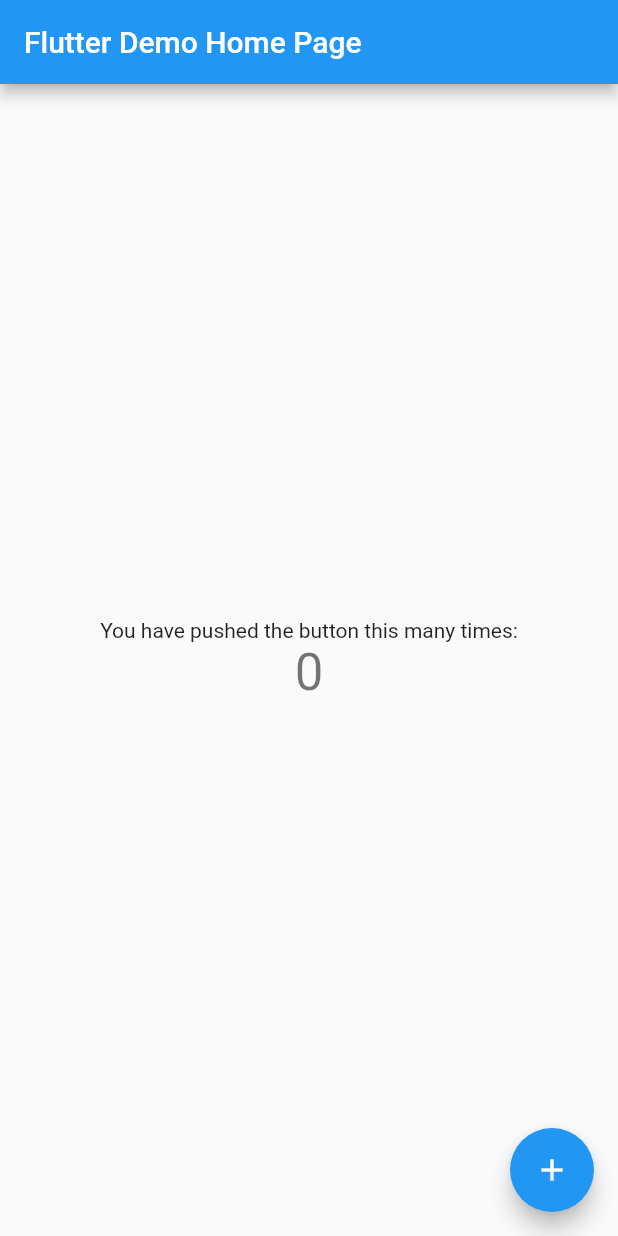
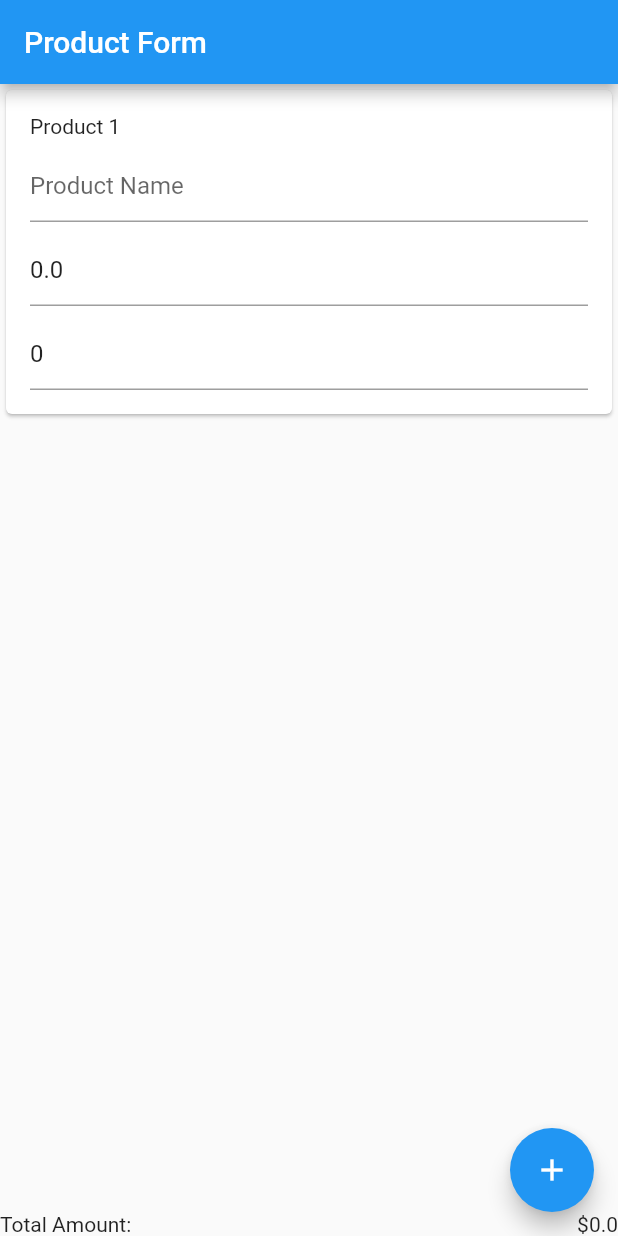
Before and after one commit to hardik17771/dynamic_forms_flutter, a Flutter app: the screen it shows after launch, on a phone screen of 412 x 824 dp. Run offline on Flutter 3.47's test engine with Material 2 defaults, Android fonts, the light colour scheme and no system bars.

Commit message:
created basic dynamic form for total amount

```diff
--- a/lib/main.dart
+++ b/lib/main.dart
@@ -1,115 +1,123 @@
 import 'package:flutter/material.dart';
+void main()=> runApp(ProductForm());
+class Product {
+  String name;
+  double price;
+  int quantity;
 
-void main() {
-  runApp(const MyApp());
+  Product({required this.name, required this.price, required this.quantity});
 }
 
-class MyApp extends StatelessWidget {
-  const MyApp({super.key});
-
-  // This widget is the root of your application.
+class ProductForm extends StatefulWidget {
   @override
-  Widget build(BuildContext context) {
-    return MaterialApp(
-      title: 'Flutter Demo',
-      theme: ThemeData(
-        // This is the theme of your application.
-        //
-        // Try running your application with "flutter run". You'll see the
-        // application has a blue toolbar. Then, without quitting the app, try
-        // changing the primarySwatch below to Colors.green and then invoke
-        // "hot reload" (press "r" in the console where you ran "flutter run",
-        // or simply save your changes to "hot reload" in a Flutter IDE).
-        // Notice that the counter didn't reset back to zero; the application
-        // is not restarted.
-        primarySwatch: Colors.blue,
-      ),
-      home: const MyHomePage(title: 'Flutter Demo Home Page'),
-    );
-  }
+  _ProductFormState createState() => _ProductFormState();
 }
 
-class MyHomePage extends StatefulWidget {
-  const MyHomePage({super.key, required this.title});
+class _ProductFormState extends State<ProductForm> {
+  List<Product> _products = [Product(name: "", price: 0, quantity: 0)];
+  double _totalAmount = 0;
 
-  // This widget is the home page of your application. It is stateful, meaning
-  // that it has a State object (defined below) that contains fields that affect
-  // how it looks.
+  void _updateTotalAmount() {
+    double total = 0;
+    _products.forEach((product) {
+      total += product.price * product.quantity;
+    });
+    setState(() {
+      _totalAmount = total;
+    });
+  }
 
-  // This class is the configuration for the state. It holds the values (in this
-  // case the title) provided by the parent (in this case the App widget) and
-  // used by the build method of the State. Fields in a Widget subclass are
-  // always marked "final".
-
-  final String title;
-
-  @override
-  State<MyHomePage> createState() => _MyHomePageState();
-}
-
-class _MyHomePageState extends State<MyHomePage> {
-  int _counter = 0;
-
-  void _incrementCounter() {
+  void _addProduct() {
     setState(() {
-      // This call to setState tells the Flutter framework that something has
-      // changed in this State, which causes it to rerun the build method below
-      // so that the display can reflect the updated values. If we changed
-      // _counter without calling setState(), then the build method would not be
-      // called again, and so nothing would appear to happen.
-      _counter++;
+      _products.add(Product(name: "", price: 0, quantity: 0));
     });
   }
 
   @override
   Widget build(BuildContext context) {
-    // This method is rerun every time setState is called, for instance as done
-    // by the _incrementCounter method above.
-    //
-    // The Flutter framework has been optimized to make rerunning build methods
-    // fast, so that you can just rebuild anything that needs updating rather
-    // than having to individually change instances of widgets.
-    return Scaffold(
-      appBar: AppBar(
-        // Here we take the value from the MyHomePage object that was created by
-        // the App.build method, and use it to set our appbar title.
-        title: Text(widget.title),
-      ),
-      body: Center(
-        // Center is a layout widget. It takes a single child and positions it
-        // in the middle of the parent.
-        child: Column(
-          // Column is also a layout widget. It takes a list of children and
-          // arranges them vertically. By default, it sizes itself to fit its
-          // children horizontally, and tries to be as tall as its parent.
-          //
-          // Invoke "debug painting" (press "p" in the console, choose the
-          // "Toggle Debug Paint" action from the Flutter Inspector in Android
-          // Studio, or the "Toggle Debug Paint" command in Visual Studio Code)
-          // to see the wireframe for each widget.
-          //
-          // Column has various properties to control how it sizes itself and
-          // how it positions its children. Here we use mainAxisAlignment to
-          // center the children vertically; the main axis here is the vertical
-          // axis because Columns are vertical (the cross axis would be
-          // horizontal).
-          mainAxisAlignment: MainAxisAlignment.center,
-          children: <Widget>[
-            const Text(
-              'You have pushed the button this many times:',
+    return MaterialApp(
+
+      home: Scaffold(
+        appBar: AppBar(
+          title: Text('Product Form'),
+        ),
+        body: Column(
+          children: [
+            Expanded(
+              child: ListView.builder(
+                itemCount: _products.length,
+                itemBuilder: (context, index) {
+                  return Card(
+                    child: Padding(
+                      padding: EdgeInsets.all(16.0),
+                      child: Column(
+                        crossAxisAlignment: CrossAxisAlignment.start,
+                        children: [
+                          Text('Product ${index + 1}'),
+                          SizedBox(height: 8),
+                          TextFormField(
+                            decoration: InputDecoration(
+                              hintText: 'Product Name',
+                            ),
+                            initialValue: _products[index].name,
+                            onChanged: (value) {
+                              setState(() {
+                                _products[index].name = value;
+                              });
+                            },
+                          ),
+                          SizedBox(height: 8),
+                          TextFormField(
+                            decoration: InputDecoration(
+                              hintText: 'Price',
+                            ),
+                            initialValue: _products[index].price.toString(),
+                            keyboardType: TextInputType.number,
+                            onChanged: (value) {
+                              setState(() {
+                                _products[index].price = double.parse(value);
+                              });
+                              _updateTotalAmount();
+                            },
+                          ),
+                          SizedBox(height: 8),
+                          TextFormField(
+                            decoration: InputDecoration(
+                              hintText: 'Quantity',
+                            ),
+                            initialValue: _products[index].quantity.toString(),
+                            keyboardType: TextInputType.number,
+                            onChanged: (value) {
+                              setState(() {
+                                _products[index].quantity = int.parse(value);
+                              });
+                              _updateTotalAmount();
+                            },
+                          ),
+                        ],
+                      ),
+                    ),
+                  );
+                },
+              ),
             ),
-            Text(
-              '$_counter',
-              style: Theme.of(context).textTheme.headlineMedium,
+            Padding(
+              padding: EdgeInsets.all(0),
+              child: Row(
+                mainAxisAlignment: MainAxisAlignment.spaceBetween,
+                children: [
+                  Text('Total Amount:'),
+                  Text('\$$_totalAmount'),
+                ],
+              ),
             ),
           ],
         ),
+        floatingActionButton: FloatingActionButton(
+          onPressed: _addProduct,
+          child: Icon(Icons.add),
+        ),
       ),
-      floatingActionButton: FloatingActionButton(
-        onPressed: _incrementCounter,
-        tooltip: 'Increment',
-        child: const Icon(Icons.add),
-      ), // This trailing comma makes auto-formatting nicer for build methods.
     );
   }
 }
```
